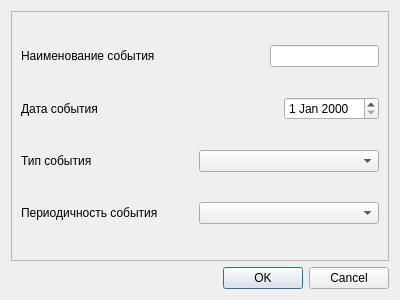
Old version of the form ui/f_eventeditor.ui in the repository wterkin/qt-forget-me-not.
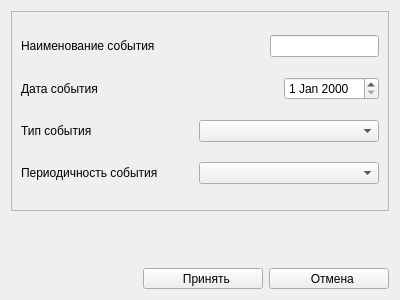
New version of the form. Icons and pictures are not drawn.

Patch:
```diff
--- a/ui/f_eventeditor.ui
+++ b/ui/f_eventeditor.ui
@@ -16,6 +16,12 @@
   <layout class="QVBoxLayout" name="verticalLayout">
    <item>
     <widget class="QFrame" name="frame">
+     <property name="minimumSize">
+      <size>
+       <width>0</width>
+       <height>200</height>
+      </size>
+     </property>
      <property name="frameShape">
       <enum>QFrame::StyledPanel</enum>
      </property>
@@ -155,14 +161,74 @@
     </widget>
    </item>
    <item>
-    <widget class="QDialogButtonBox" name="buttonBox">
+    <spacer name="verticalSpacer">
      <property name="orientation">
-      <enum>Qt::Horizontal</enum>
+      <enum>Qt::Vertical</enum>
      </property>
-     <property name="standardButtons">
-      <set>QDialogButtonBox::Cancel|QDialogButtonBox::Ok</set>
+     <property name="sizeHint" stdset="0">
+      <size>
+       <width>20</width>
+       <height>43</height>
+      </size>
      </property>
-    </widget>
+    </spacer>
+   </item>
+   <item>
+    <layout class="QHBoxLayout" name="horizontalLayout_5">
+     <item>
+      <spacer name="horizontalSpacer_5">
+       <property name="orientation">
+        <enum>Qt::Horizontal</enum>
+       </property>
+       <property name="sizeHint" stdset="0">
+        <size>
+         <width>128</width>
+         <height>20</height>
+        </size>
+       </property>
+      </spacer>
+     </item>
+     <item>
+      <widget class="QToolButton" name="toolButton_Accept">
+       <property name="minimumSize">
+        <size>
+         <width>120</width>
+         <height>0</height>
+        </size>
+       </property>
+       <property name="text">
+        <string>  Принять</string>
+       </property>
+       <property name="icon">
+        <iconset>
+         <normaloff>gtk_apply.png</normaloff>gtk_apply.png</iconset>
+       </property>
+       <property name="toolButtonStyle">
+        <enum>Qt::ToolButtonTextBesideIcon</enum>
+       </property>
+      </widget>
+     </item>
+     <item>
+      <widget class="QToolButton" name="toolButton_Reject">
+       <property name="minimumSize">
+        <size>
+         <width>120</width>
+         <height>0</height>
+        </size>
+       </property>
+       <property name="text">
+        <string>  Отмена</string>
+       </property>
+       <property name="icon">
+        <iconset>
+         <normaloff>gtk_cancel.png</normaloff>gtk_cancel.png</iconset>
+       </property>
+       <property name="toolButtonStyle">
+        <enum>Qt::ToolButtonTextBesideIcon</enum>
+       </property>
+      </widget>
+     </item>
+    </layout>
    </item>
   </layout>
  </widget>
```
Left out of the diff: 30 changed lines with no effect on the pictures.
